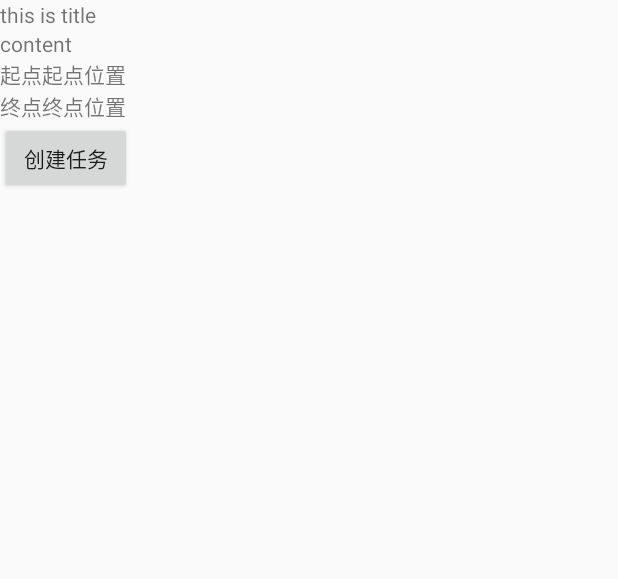
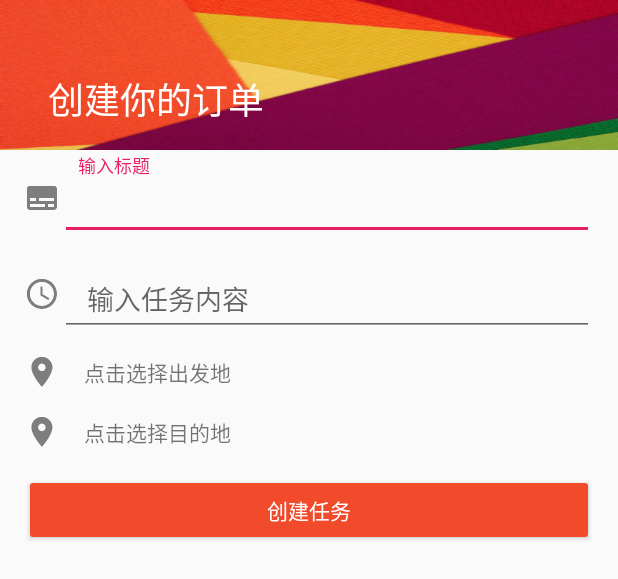
Before and after one commit to juziandcha/ByTheWay, an Android app: the layout dialog_createtask.xml on its own in the app's theme, with its tools: preview values and no code run, on a phone screen of 412 x 824 dp. Shown: the top 579 px of the screen. Run offline under Robolectric (Android 15) with nearby library versions, the phone set to English and light mode, and no system bars.

Commit message:
set UI for create-task

```diff
--- a/app/src/main/res/layout/dialog_createtask.xml
+++ b/app/src/main/res/layout/dialog_createtask.xml
@@ -3,53 +3,172 @@
     android:layout_width="match_parent"
     android:layout_height="match_parent"
     android:orientation="vertical">
+
+        <!--头部内容-->
+        <FrameLayout
+            android:layout_width="match_parent"
+            android:layout_height="wrap_content"
+            android:orientation="vertical"
+            >
+            <ImageView
+                android:layout_width="match_parent"
+                android:layout_height="100dp"
+                android:src="@drawable/a2"
+                android:scaleType="fitXY"
+                />
+
             <TextView
-        android:id="@+id/title_create"
                 android:layout_width="wrap_content"
                 android:layout_height="wrap_content"
-        android:text="this is title"/>
-    <TextView
+                android:text="创建你的订单"
+                android:textSize="24sp"
+                android:layout_marginTop="48dp"
+                android:layout_marginLeft="32dp"
+                android:textColor="#fff"
+                />
+        </FrameLayout>
+
+        <!--输入标题-->
+        <LinearLayout
+            android:layout_width="match_parent"
+            android:layout_height="wrap_content"
+            android:orientation="horizontal"
+            android:paddingLeft="16dp"
+            android:paddingRight="16dp"
+            android:paddingTop="4dp"
+            android:paddingBottom="4dp"
+            >
+            <ImageView
+                android:layout_width="24dp"
+                android:layout_height="24dp"
+                android:scaleType="centerCrop"
+                android:src="@drawable/ic_subtitles_black_48dp"
+                android:layout_gravity="center"
+                android:alpha="0.5"
+                />
+            <android.support.design.widget.TextInputLayout
+                android:layout_width="match_parent"
+                android:layout_height="wrap_content">
+                <EditText
+                    android:id="@+id/title_create"
+                    android:layout_width="match_parent"
+                    android:layout_height="wrap_content"
+                    android:hint="   输入标题"
+                    />
+            </android.support.design.widget.TextInputLayout>
+        </LinearLayout>
+
+            <!--分割线-->
+            <!--<View-->
+                <!--android:layout_width="match_parent"-->
+                <!--android:layout_height="1dp"-->
+                <!--android:background="#BCBCBC"-->
+                <!--/>-->
+
+        <!--输入内容-->
+        <LinearLayout
+            android:layout_width="match_parent"
+            android:layout_height="wrap_content"
+            android:orientation="horizontal"
+            android:paddingLeft="16dp"
+            android:paddingRight="16dp"
+            android:paddingTop="4dp"
+            android:paddingBottom="4dp"
+            >
+            <ImageView
+                android:layout_width="24dp"
+                android:layout_height="24dp"
+                android:scaleType="centerCrop"
+                android:src="@drawable/ic_access_time_black_48dp"
+                android:layout_gravity="center"
+                android:alpha="0.5"
+                />
+            <android.support.design.widget.TextInputLayout
+                android:layout_width="match_parent"
+                android:layout_height="wrap_content">
+                <EditText
                     android:id="@+id/content_create"
-        android:layout_width="wrap_content"
+                    android:layout_width="match_parent"
                     android:layout_height="wrap_content"
-        android:text="content"/>
+                    android:hint="   输入任务内容"
+                    />
+            </android.support.design.widget.TextInputLayout>
+        </LinearLayout>
 
+        <!--起始地点-->
         <LinearLayout
-        android:layout_width="wrap_content"
-        android:layout_height="wrap_content">
-        <TextView
-            android:id="@+id/no_use11"
-            android:layout_width="wrap_content"
+            android:layout_width="match_parent"
             android:layout_height="wrap_content"
-            android:text="起点"/>
-
+            android:orientation="horizontal"
+            android:paddingLeft="16dp"
+            android:paddingRight="16dp"
+            android:paddingTop="8dp"
+            android:paddingBottom="8dp"
+            >
+            <ImageView
+                android:layout_width="24dp"
+                android:layout_height="24dp"
+                android:scaleType="centerCrop"
+                android:src="@drawable/ic_location_on_black_48dp"
+                android:layout_gravity="center"
+                android:alpha="0.5"
+                />
             <TextView
                 android:id="@+id/saddress_create"
                 android:layout_width="wrap_content"
                 android:layout_height="wrap_content"
-            android:text="起点位置" />
+                android:text="点击选择出发地"
+                android:layout_gravity="center"
+                android:paddingLeft="16dp"
+                />
         </LinearLayout>
 
+        <!--目的地-->
         <LinearLayout
-        android:layout_width="wrap_content"
-        android:layout_height="wrap_content">
-        <TextView
-            android:id="@+id/no_use22"
-            android:layout_width="wrap_content"
+            android:layout_width="match_parent"
             android:layout_height="wrap_content"
-            android:text="终点"/>
+            android:orientation="horizontal"
+            android:paddingLeft="16dp"
+            android:paddingRight="16dp"
+            android:paddingTop="8dp"
+            android:paddingBottom="8dp"
+            >
+            <ImageView
+                android:layout_width="24dp"
+                android:layout_height="24dp"
+                android:scaleType="centerCrop"
+                android:src="@drawable/ic_location_on_black_48dp"
+                android:layout_gravity="center"
+                android:alpha="0.5"
+                />
             <TextView
                 android:id="@+id/eaddress_create"
                 android:layout_width="wrap_content"
                 android:layout_height="wrap_content"
-            android:text="终点位置"/>
+                android:text="点击选择目的地"
+                android:paddingLeft="16dp"
+                android:layout_gravity="center"
+                />
+        </LinearLayout>
+
+
+    <FrameLayout
+        android:layout_width="match_parent"
+        android:layout_height="wrap_content"
+        android:paddingLeft="16dp"
+        android:paddingRight="16dp"
+        android:paddingTop="8dp"
+        android:paddingBottom="8dp"
+        >
+                <Button
+                android:id="@+id/create_task"
+                android:layout_width="match_parent"
+                android:layout_height="wrap_content"
+                android:layout_gravity="center_horizontal"
+                android:text="创建任务"
+                android:textColor="#fff"
+                android:theme="@style/MyButton"
+                    />
+    </FrameLayout>
 
 </LinearLayout>
-
-    <Button
-        android:id="@+id/create_task"
-        android:layout_width="wrap_content"
-        android:layout_height="wrap_content"
-        android:text="创建任务" />
-
-</LinearLayout>
--- a/app/src/main/res/layout/dialog_login.xml
+++ b/app/src/main/res/layout/dialog_login.xml
@@ -5,7 +5,6 @@
     android:orientation="vertical"
     >
     <!--头部内容-->
-
     <FrameLayout
         android:layout_width="match_parent"
         android:layout_height="wrap_content"
@@ -13,7 +12,7 @@
         >
         <ImageView
             android:layout_width="match_parent"
-            android:layout_height="wrap_content"
+            android:layout_height="128dp"
             android:src="@drawable/a2"
             android:scaleType="fitXY"
             />
@@ -22,8 +21,8 @@
             android:layout_width="wrap_content"
             android:layout_height="wrap_content"
             android:text="@string/LoginTitle"
-            android:textSize="28dp"
-            android:layout_marginTop="72dp"
+            android:textSize="24sp"
+            android:layout_marginTop="64dp"
             android:layout_marginLeft="32dp"
             android:textColor="#fff"
             />
--- a/app/src/main/res/values/styles.xml
+++ b/app/src/main/res/values/styles.xml
@@ -20,4 +20,9 @@
         <item name="android:textSize">16sp</item>
     </style>
 
+    <style name="MyButton" parent="Theme.AppCompat.Light">
+        <item name="colorControlHighlight">#92c9ff</item>
+        <item name="colorButtonNormal">#f14b2b</item>
+    </style>
+
 </resources>
```
Lines whose indentation alone changed are shown as unchanged.
